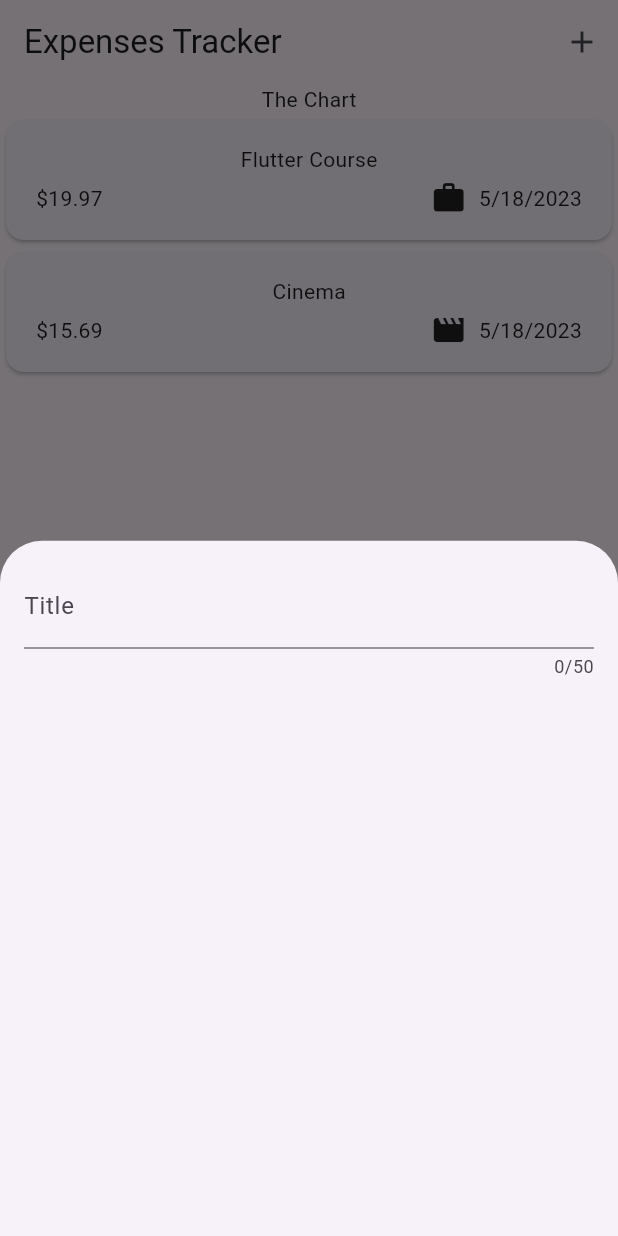
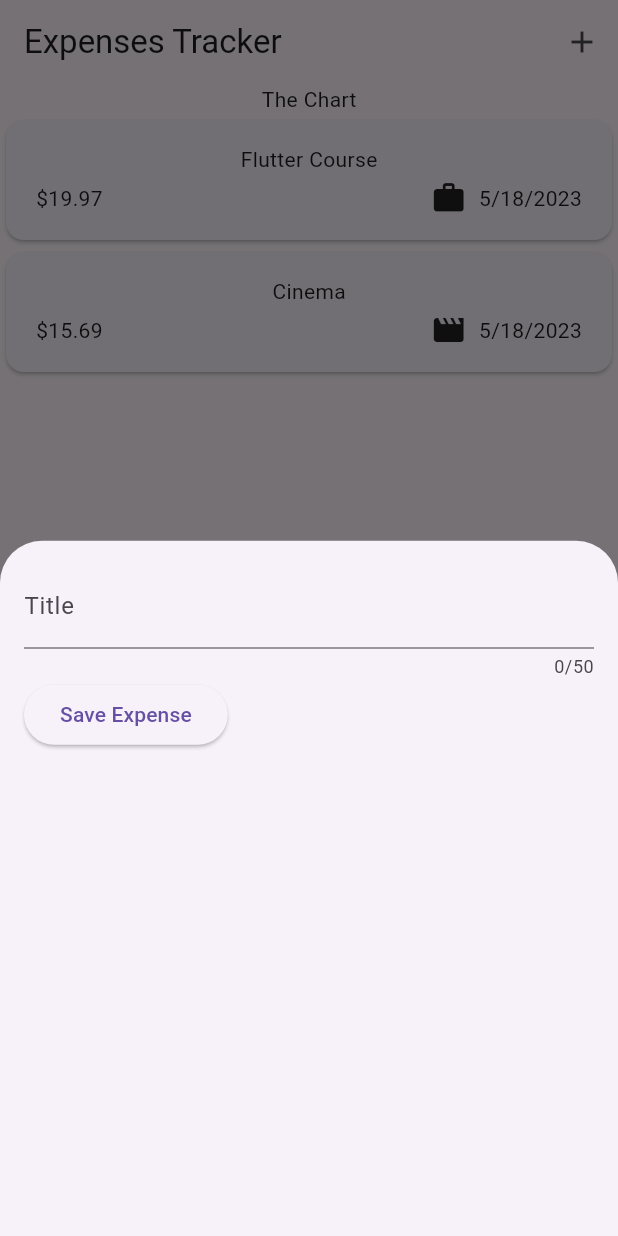
Before and after one commit to Tsenda-Djessy-Flavien/Expense_Tracker, a Flutter app: the screen it shows after launch, after a tap on the "add" icon, on a phone screen of 412 x 824 dp. Run offline on Flutter 3.47's test engine with Material 2 defaults, Android fonts, the phone set to English and light mode, and no system bars.

Commit message:
Obtenir l'entrée de l'utilisateur à chaque frappe

```diff
--- a/lib/presentation/widgets/expense_widgets/new_expense.dart
+++ b/lib/presentation/widgets/expense_widgets/new_expense.dart
@@ -8,20 +8,38 @@ class NewExpense extends StatefulWidget {
 }
 
 class _NewExpenseState extends State<NewExpense> {
+  var _enteredTitle = '';
+
+  void _saveTitleInput(String inputValue) {
+    // j'ai pas mis setState parce que j'enregistre seulement la valeur saisi dans une variable
+    // setState est utiliser pour maitre ajour le UI
+    _enteredTitle = inputValue; // save data
+  }
+
   @override
   Widget build(BuildContext context) {
     return Padding(
       padding: const EdgeInsets.all(16),
       child: Column(
-        children: const [
-          Expanded(
-            child: TextField(
-              maxLength: 50,
-              decoration: InputDecoration(
-                label: Text('Title'),
-              ),
+        children: [
+          TextField(
+            // onChanged -> stocker ou enregisterer la donnée saisi par l'utilisateur
+            onChanged: _saveTitleInput,
+            maxLength: 50,
+            decoration: const InputDecoration(
+              label: Text('Title'),
             ),
           ),
+          Row(
+            children: [
+              ElevatedButton(
+                onPressed: () {
+                  print(_enteredTitle);
+                },
+                child: const Text('Save Expense'),
+              ),
+            ],
+          )
         ],
       ),
     );
```
